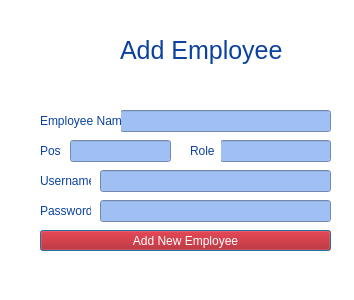
Old version of the form Bhitti/addemployee.ui in the repository BigyaDhungana/Bhitti_v2.
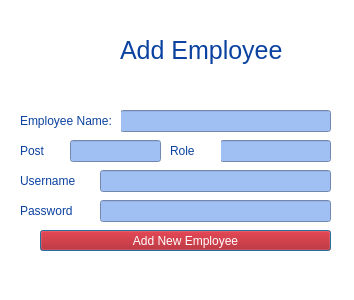
New version of the form. Icons and pictures are not drawn.

```diff
--- a/Bhitti/addemployee.ui
+++ b/Bhitti/addemployee.ui
@@ -98,9 +98,9 @@
   <widget class="QLabel" name="label_2">
    <property name="geometry">
     <rect>
-     <x>40</x>
+     <x>20</x>
      <y>110</y>
-     <width>81</width>
+     <width>101</width>
      <height>21</height>
     </rect>
    </property>
@@ -125,7 +125,7 @@
     <rect>
      <x>70</x>
      <y>140</y>
-     <width>101</width>
+     <width>91</width>
      <height>22</height>
     </rect>
    </property>
@@ -175,9 +175,9 @@
   <widget class="QLabel" name="label_4">
    <property name="geometry">
     <rect>
-     <x>40</x>
+     <x>20</x>
      <y>140</y>
-     <width>21</width>
+     <width>41</width>
      <height>21</height>
     </rect>
    </property>
@@ -200,9 +200,9 @@
   <widget class="QLabel" name="label_5">
    <property name="geometry">
     <rect>
-     <x>190</x>
+     <x>170</x>
      <y>140</y>
-     <width>31</width>
+     <width>51</width>
      <height>21</height>
     </rect>
    </property>
@@ -225,9 +225,9 @@
   <widget class="QLabel" name="label_6">
    <property name="geometry">
     <rect>
-     <x>40</x>
+     <x>20</x>
      <y>170</y>
-     <width>51</width>
+     <width>71</width>
      <height>21</height>
     </rect>
    </property>
@@ -250,9 +250,9 @@
   <widget class="QLabel" name="label_7">
    <property name="geometry">
     <rect>
-     <x>40</x>
+     <x>20</x>
      <y>200</y>
-     <width>51</width>
+     <width>71</width>
      <height>21</height>
     </rect>
    </property>
```
